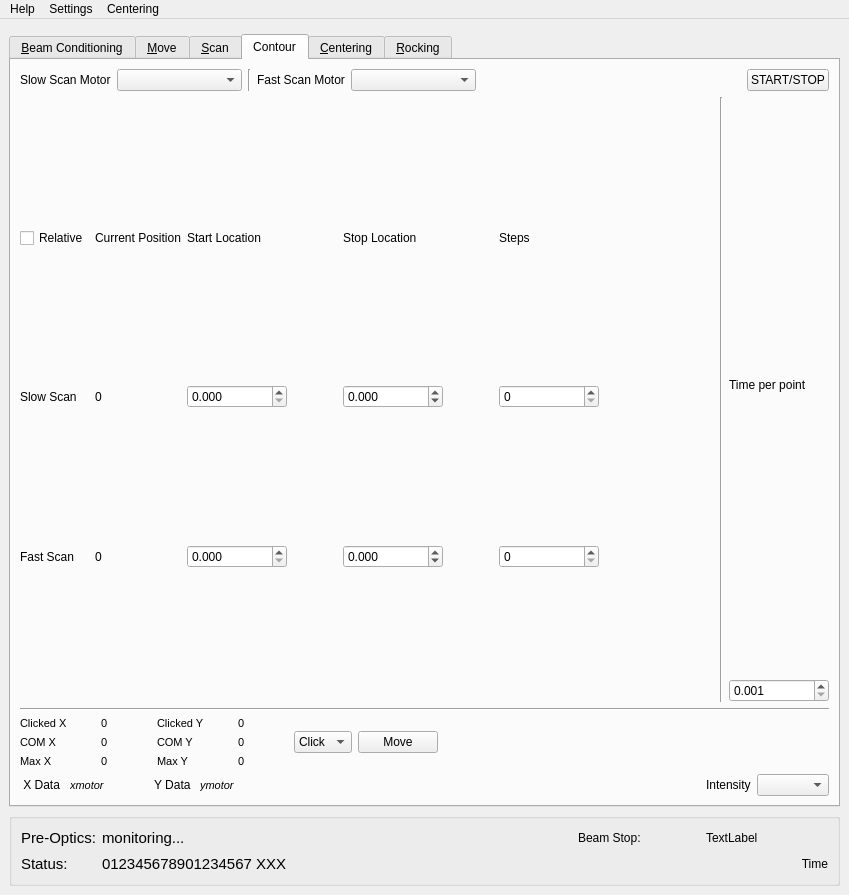
First picture: the form in main_controller/windows/main_window.ui, repository ayuzer/HXMA_Python_Gui, before the edit.
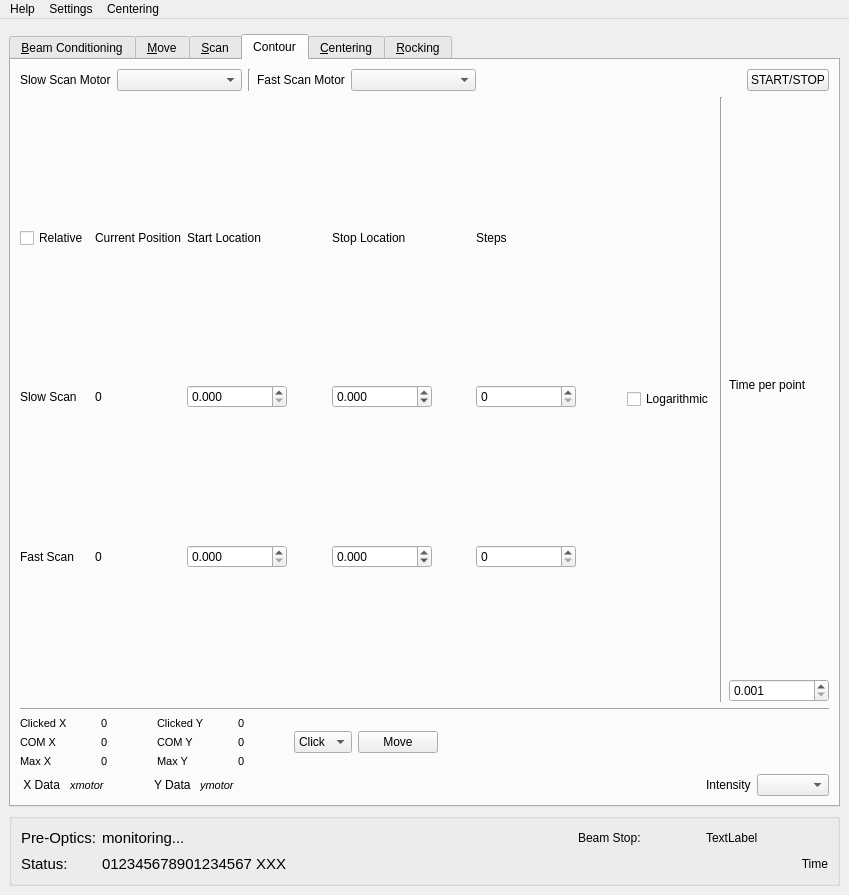
Second picture: the form after the edit.

```diff
--- a/main_controller/windows/main_window.ui
+++ b/main_controller/windows/main_window.ui
@@ -5876,6 +5876,13 @@
                 </property>
                </spacer>
               </item>
+              <item>
+               <widget class="QCheckBox" name="checkBox_mesh_log">
+                <property name="text">
+                 <string>Logarithmic</string>
+                </property>
+               </widget>
+              </item>
               <item>
                <widget class="Line" name="line_56">
                 <property name="orientation">
```
